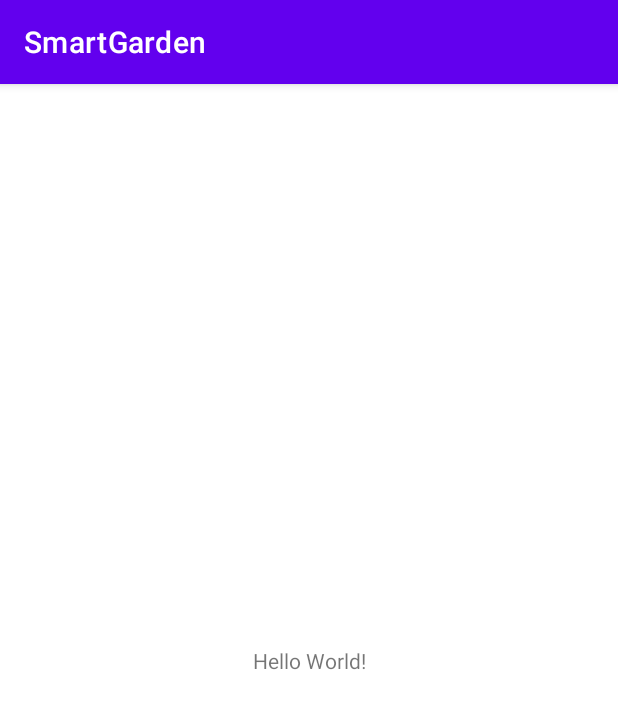
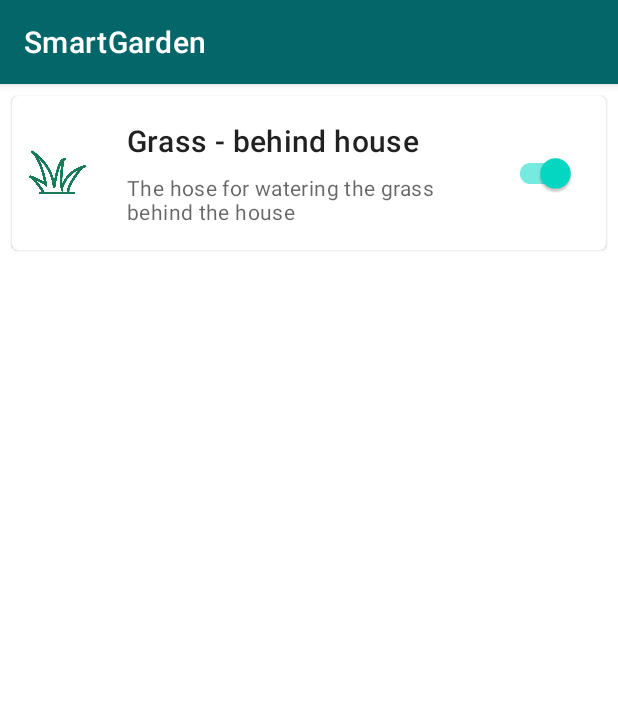
Before and after one commit to radovansanta/SmartGardenApp, an Android app: the screen it shows after launch (MainActivity), on a phone screen of 412 x 824 dp. Shown: the top 709 px of the screen. Run offline under Robolectric (Android 15) with nearby library versions, the phone set to English and light mode, and no system bars.

Commit message:
TestingCard (Without list in single view)

```diff
--- a/app/src/main/res/layout/activity_main.xml
+++ b/app/src/main/res/layout/activity_main.xml
@@ -6,13 +6,63 @@
     android:layout_height="match_parent"
     tools:context=".MainActivity">
 
-    <TextView
-        android:layout_width="wrap_content"
+    <!-- CARD -->
+    <com.google.android.material.card.MaterialCardView
+        android:id="@+id/card"
+        android:layout_width="match_parent"
         android:layout_height="wrap_content"
-        android:text="Hello World!"
-        app:layout_constraintBottom_toBottomOf="parent"
-        app:layout_constraintLeft_toLeftOf="parent"
-        app:layout_constraintRight_toRightOf="parent"
-        app:layout_constraintTop_toTopOf="parent" />
+        android:layout_margin="8dp"
+        android:layout_marginStart="8dp"
+        android:layout_marginTop="8dp"
+        android:layout_marginEnd="8dp"
+        app:layout_constraintEnd_toEndOf="parent"
+        app:layout_constraintStart_toStartOf="parent"
+        app:layout_constraintTop_toTopOf="parent">
+
+        <LinearLayout
+            android:layout_width="match_parent"
+            android:layout_height="wrap_content"
+            android:orientation="horizontal">
+
+            <ImageView
+                android:id="@+id/iv_icon"
+                android:layout_width="0dp"
+                android:layout_height="match_parent"
+                android:layout_weight="1"
+                android:contentDescription="GrassSymbol"
+                android:padding="10dp"
+                android:src="@drawable/grass_icon" />
+
+            <LinearLayout
+                android:layout_width="0dp"
+                android:layout_height="wrap_content"
+                android:layout_weight="4"
+                android:orientation="vertical"
+                android:padding="16dp">
+
+                <!-- Title, secondary and supporting text -->
+                <TextView
+                    android:layout_width="wrap_content"
+                    android:layout_height="wrap_content"
+                    android:text="Grass - behind house"
+                    android:textAppearance="?attr/textAppearanceHeadline6" />
+
+                <TextView
+                    android:layout_width="wrap_content"
+                    android:layout_height="wrap_content"
+                    android:layout_marginTop="8dp"
+                    android:text="The hose for watering the grass behind the house"
+                    android:textAppearance="?attr/textAppearanceBody2"
+                    android:textColor="?android:attr/textColorSecondary" />
+            </LinearLayout>
+
+            <com.google.android.material.switchmaterial.SwitchMaterial
+                android:layout_width="0dp"
+                android:layout_height="match_parent"
+                android:layout_weight="1.5"
+                android:checked="true"
+                android:paddingRight="20dp" />
+        </LinearLayout>
+    </com.google.android.material.card.MaterialCardView>
 
 </androidx.constraintlayout.widget.ConstraintLayout>
--- a/app/src/main/res/values/colors.xml
+++ b/app/src/main/res/values/colors.xml
@@ -1,8 +1,8 @@
 <?xml version="1.0" encoding="utf-8"?>
 <resources>
     <color name="purple_200">#FFBB86FC</color>
-    <color name="purple_500">#FF6200EE</color>
-    <color name="purple_700">#FF3700B3</color>
+    <color name="purple_500">#036668</color>
+    <color name="purple_700">#035153</color>
     <color name="teal_200">#FF03DAC5</color>
     <color name="teal_700">#FF018786</color>
     <color name="black">#FF000000</color>
```
Also changed, not shown: app/src/main/res/drawable/grass_icon.png (added).
